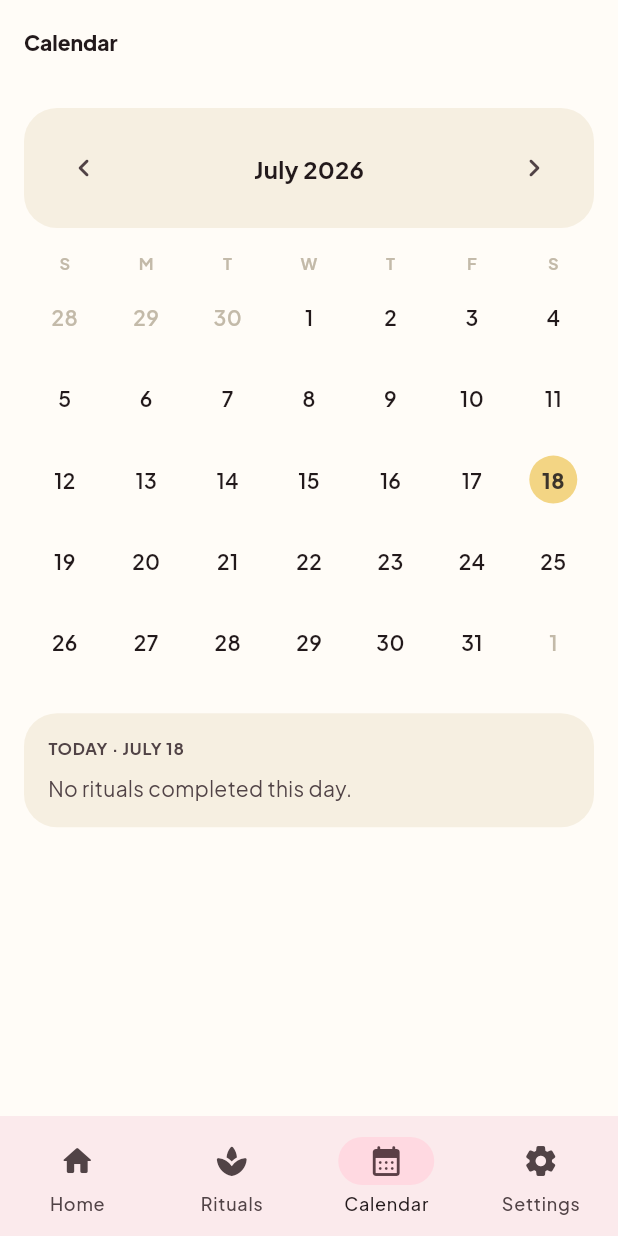
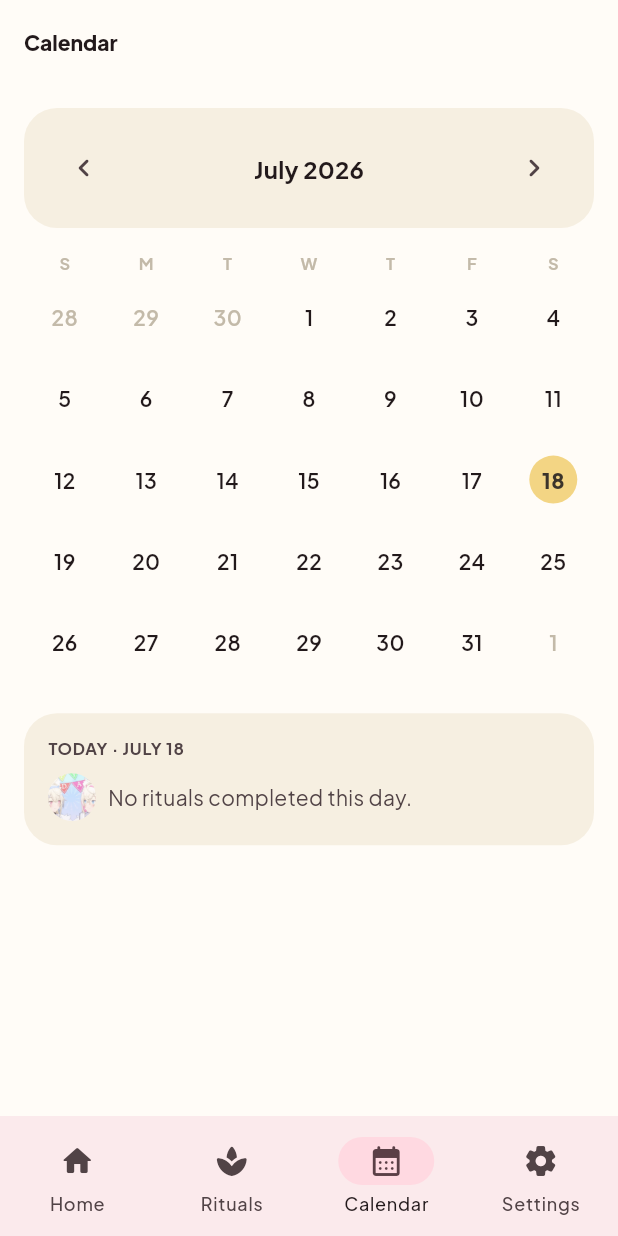
Before and after one commit to SisypheanHUS/daily-fuwamoco, a Flutter app: the screen it shows after launch, item 3 of the bottom bar chosen, on a phone screen of 412 x 824 dp. Run offline on Flutter 3.47's test engine with Material 3 defaults, Android fonts, the phone set to English and light mode, and no system bars; our stand-ins replace flutter_riverpod, go_router, just_audio, shared_preferences.

Commit message:
Spread the remaining fan art across Home, Rituals, Calendar, Settings
One small accent image per screen, all confirmed self-made by the user:
- Home: smile.gif on the streak card
- Rituals: wiggle-ear.gif as the app bar leading icon
- Calendar: birthday.png next to the "no rituals" empty state
- Settings: cute.jpg as the app bar leading icon

```diff
--- a/lib/features/calendar/ui/calendar_screen.dart
+++ b/lib/features/calendar/ui/calendar_screen.dart
@@ -126,10 +126,26 @@ class _CalendarScreenState extends ConsumerState<CalendarScreen> {
                 ),
                 const SizedBox(height: Gap.sm),
                 if (habitsOnSelectedDay.isEmpty)
-                  Text(
-                    'No rituals completed this day.',
-                    style: Theme.of(context).textTheme.bodyMedium?.copyWith(
-                        color: Theme.of(context).colorScheme.onSurfaceVariant),
+                  Row(
+                    children: [
+                      ClipRRect(
+                        borderRadius: BorderRadius.circular(Corners.sm),
+                        child: Image.asset(
+                          'assets/fanart/birthday.png',
+                          width: 32,
+                          height: 32,
+                          fit: BoxFit.cover,
+                        ),
+                      ),
+                      const SizedBox(width: Gap.sm),
+                      Expanded(
+                        child: Text(
+                          'No rituals completed this day.',
+                          style: Theme.of(context).textTheme.bodyMedium?.copyWith(
+                              color: Theme.of(context).colorScheme.onSurfaceVariant),
+                        ),
+                      ),
+                    ],
                   )
                 else
                   for (final habit in habitsOnSelectedDay)
--- a/lib/features/habits/ui/habit_tracker_screen.dart
+++ b/lib/features/habits/ui/habit_tracker_screen.dart
@@ -23,6 +23,12 @@ class HabitTrackerScreen extends ConsumerWidget {
 
     return Scaffold(
       appBar: AppBar(
+        leading: Padding(
+          padding: const EdgeInsets.all(Gap.xs),
+          child: ClipOval(
+            child: Image.asset('assets/fanart/wiggle-ear.gif', fit: BoxFit.cover),
+          ),
+        ),
         title: const Text('Rituals'),
         actions: [
           IconButton(
--- a/pubspec.yaml
+++ b/pubspec.yaml
@@ -33,7 +33,7 @@ flutter:
     - assets/schedule/schedule.json
     - assets/prompts/looking_forward_chips.json
     - assets/collection/manifest.json
-    - assets/fanart/twins-profile.jpg
+    - assets/fanart/
 
   fonts:
     - family: Plus Jakarta Sans
```
Also changed, not shown: lib/features/home/ui/home_screen.dart (+12 -1 lines), lib/features/settings/ui/settings_screen.dart (+9 -1 lines), assets/fanart/birthday.png (added), assets/fanart/cute.jpg (added), assets/fanart/smile.gif (added), assets/fanart/wiggle-ear.gif (added).
